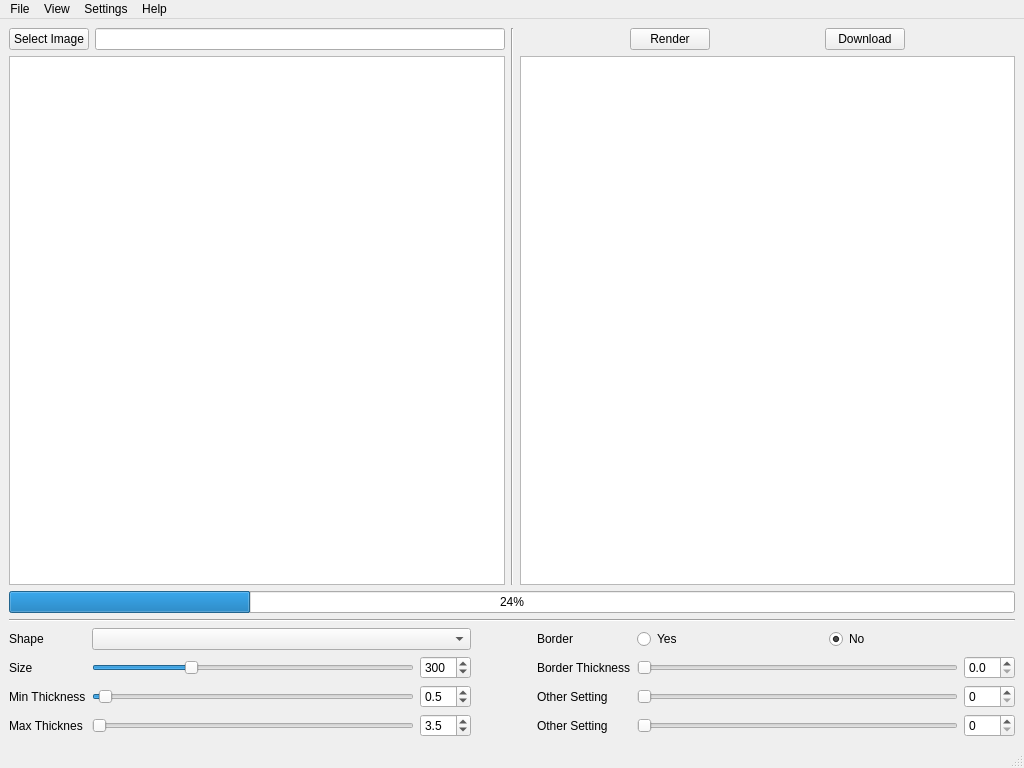
Above: resources/ui/main_window.ui from calemolech/lithophanes before the change. Below: the same form after it.
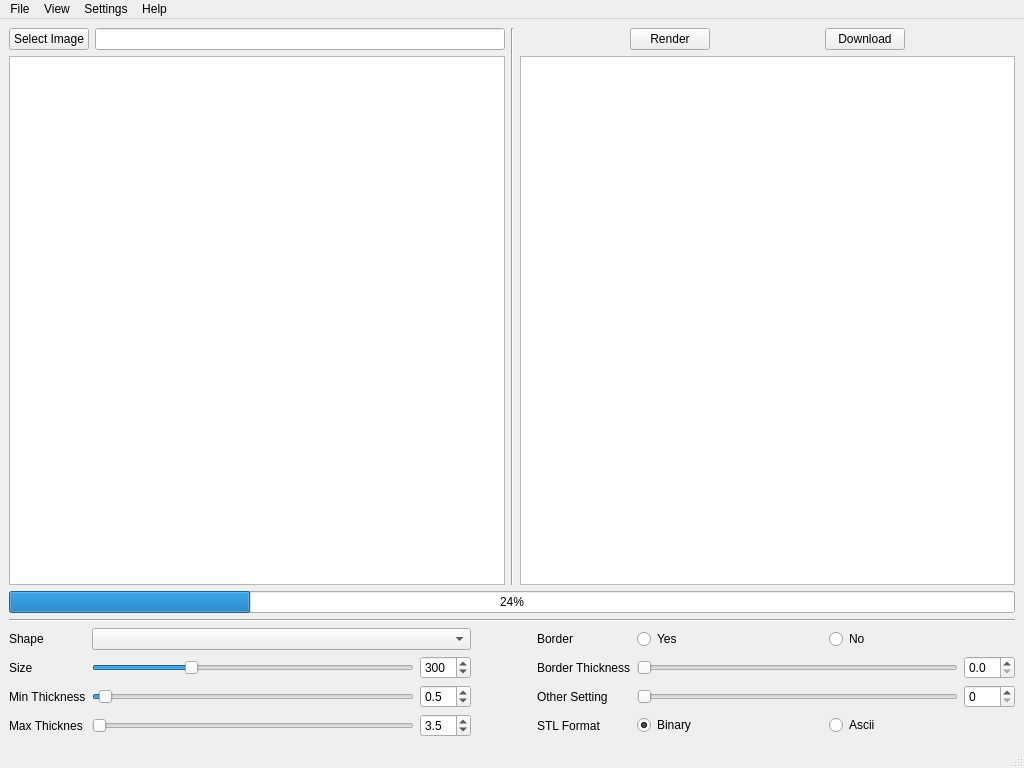
That is the form after the change.

Diff of the .ui file:
```diff
--- a/resources/ui/main_window.ui
+++ b/resources/ui/main_window.ui
@@ -159,13 +159,6 @@
             </property>
            </widget>
           </item>
-          <item row="3" column="5">
-           <widget class="QSlider" name="otherSetting3Slider">
-            <property name="orientation">
-             <enum>Qt::Horizontal</enum>
-            </property>
-           </widget>
-          </item>
           <item row="2" column="2">
            <widget class="QDoubleSpinBox" name="minThickDoubleSpinBox">
             <property name="decimals">
@@ -220,8 +213,26 @@
             </item>
            </layout>
           </item>
-          <item row="3" column="6">
-           <widget class="QSpinBox" name="otherSetting3SpinBox"/>
+          <item row="3" column="5" colspan="2">
+           <layout class="QHBoxLayout" name="formatHorizontalLayout">
+            <item>
+             <widget class="QRadioButton" name="binaryFormatRadioButton">
+              <property name="text">
+               <string>Binary</string>
+              </property>
+              <property name="checked">
+               <bool>true</bool>
+              </property>
+             </widget>
+            </item>
+            <item>
+             <widget class="QRadioButton" name="asciiFormatRadioButton">
+              <property name="text">
+               <string>Ascii</string>
+              </property>
+             </widget>
+            </item>
+           </layout>
           </item>
           <item row="2" column="0">
            <widget class="QLabel" name="lblMinThick">
@@ -336,7 +347,7 @@
           <item row="3" column="4">
            <widget class="QLabel" name="lblOtherSetting3">
             <property name="text">
-             <string>Other Setting</string>
+             <string>STL Format</string>
             </property>
            </widget>
           </item>
```
Left out of the diff: 66 changed lines with no effect on the pictures.
